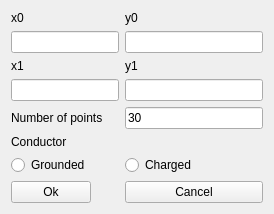
The window that circledetails.ui (aleksejkvasnikov/delaunator) describes before a commit, drawn with Qt 5.
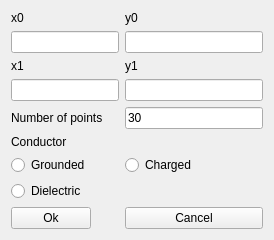
The same window after the commit.

The edit to the form file:
```diff
--- a/circledetails.ui
+++ b/circledetails.ui
@@ -7,7 +7,7 @@
     <x>0</x>
     <y>0</y>
     <width>274</width>
-    <height>202</height>
+    <height>233</height>
    </rect>
   </property>
   <property name="windowTitle">
@@ -47,14 +47,14 @@
      </property>
     </widget>
    </item>
-   <item row="7" column="0">
+   <item row="8" column="0">
     <widget class="QPushButton" name="okButton">
      <property name="text">
       <string>Ok</string>
      </property>
     </widget>
    </item>
-   <item row="7" column="1">
+   <item row="8" column="1">
     <widget class="QPushButton" name="cancelButton">
      <property name="text">
       <string>Cancel</string>
@@ -103,6 +103,13 @@
      </property>
     </widget>
    </item>
+   <item row="7" column="0">
+    <widget class="QRadioButton" name="dielectricButton">
+     <property name="text">
+      <string>Dielectric</string>
+     </property>
+    </widget>
+   </item>
   </layout>
  </widget>
  <resources/>
```
